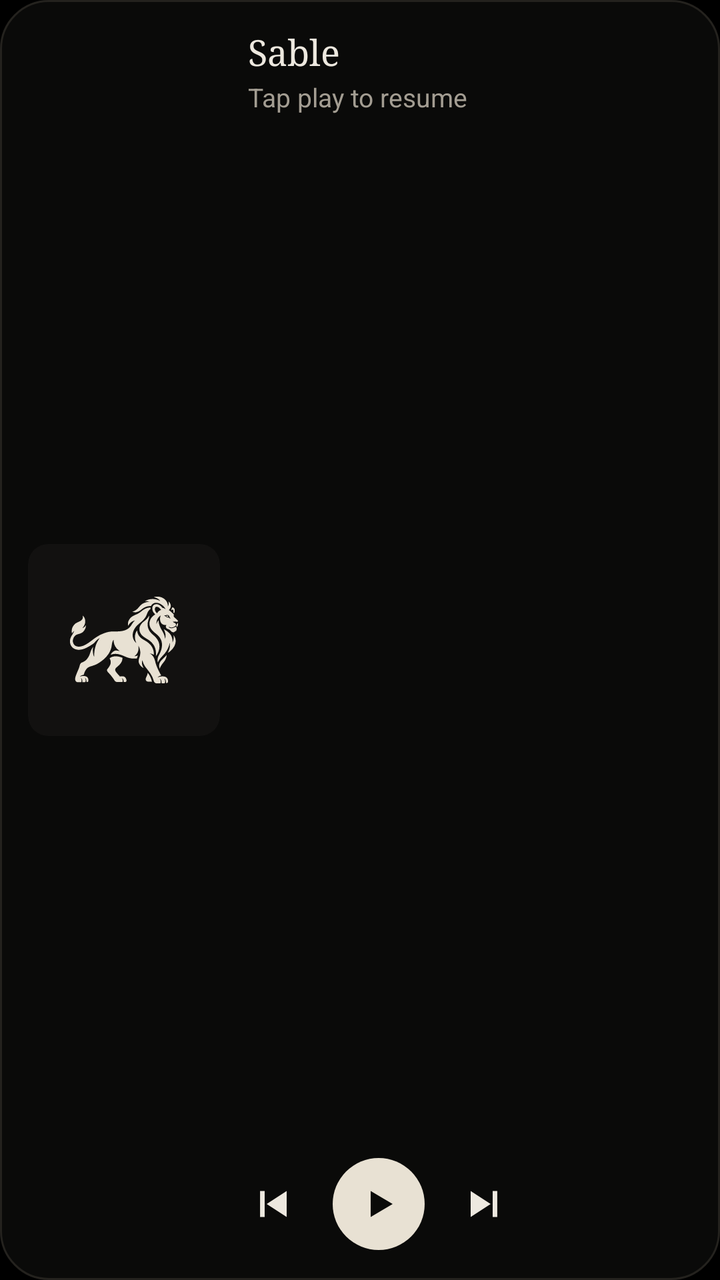
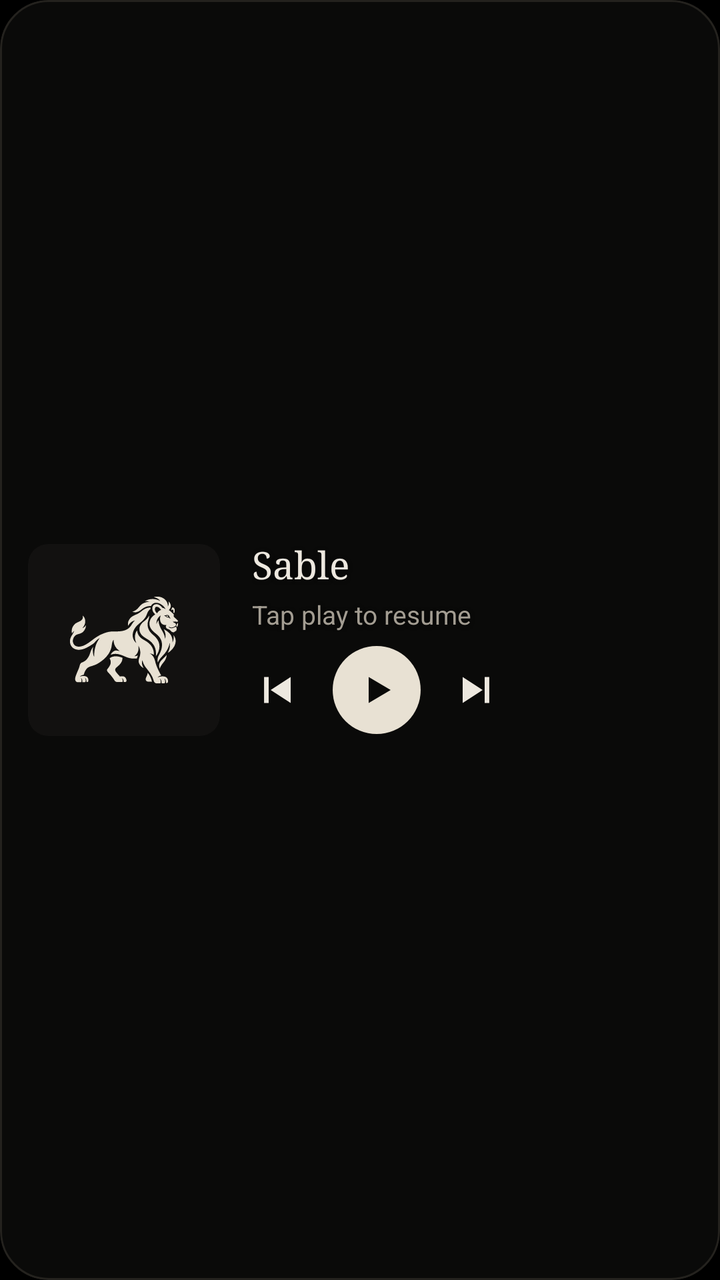

An Android layout rendered at two revisions. The XML below is the earlier revision; the diff shows what the commit changed to produce the second picture.
<!-- AndroidManifest.xml: application theme Theme.Sable -->
<!-- res/layout/widget_player_large.xml -->
<?xml version="1.0" encoding="utf-8"?>
<LinearLayout xmlns:android="http://schemas.android.com/apk/res/android"
    android:id="@+id/widget_root"
    android:layout_width="match_parent"
    android:layout_height="match_parent"
    android:background="@drawable/widget_bg"
    android:gravity="center_vertical"
    android:orientation="horizontal"
    android:padding="14dp">

    <FrameLayout
        android:id="@+id/widget_art_box"
        android:layout_width="96dp"
        android:layout_height="96dp"
        android:background="@drawable/widget_art_bg"
        android:clipToOutline="true">

        <ImageView
            android:id="@+id/widget_art"
            android:layout_width="match_parent"
            android:layout_height="match_parent"
            android:contentDescription="@null"
            android:scaleType="centerCrop" />

        <ImageView
            android:id="@+id/widget_lion"
            android:layout_width="match_parent"
            android:layout_height="match_parent"
            android:contentDescription="@null"
            android:scaleType="centerInside"
            android:src="@drawable/widget_lion"
            android:tint="@color/w_accent" />
    </FrameLayout>

    <LinearLayout
        android:layout_width="0dp"
        android:layout_height="match_parent"
        android:layout_weight="1"
        android:orientation="vertical"
        android:paddingStart="14dp">

        <LinearLayout
            android:id="@+id/widget_text"
            android:layout_width="match_parent"
            android:layout_height="0dp"
            android:layout_weight="1"
            android:gravity="top"
            android:orientation="vertical">

            <TextView
                android:id="@+id/widget_title"
                android:layout_width="match_parent"
                android:layout_height="wrap_content"
                android:ellipsize="end"
                android:fontFamily="serif"
                android:maxLines="2"
                android:text="@string/widget_idle_title"
                android:textColor="@color/w_text"
                android:textSize="18sp" />

            <TextView
                android:id="@+id/widget_artist"
                android:layout_width="match_parent"
                android:layout_height="wrap_content"
                android:layout_marginTop="2dp"
                android:ellipsize="end"
                android:maxLines="1"
                android:text="@string/widget_idle_artist"
                android:textColor="@color/w_text2"
                android:textSize="13sp" />
        </LinearLayout>

        <LinearLayout
            android:layout_width="wrap_content"
            android:layout_height="48dp"
            android:layout_marginStart="-10dp"
            android:gravity="center_vertical"
            android:orientation="horizontal">

            <ImageButton
                android:id="@+id/widget_prev"
                android:layout_width="44dp"
                android:layout_height="44dp"
                android:background="@null"
                android:contentDescription="@string/widget_prev"
                android:src="@drawable/ic_w_prev" />

            <ImageButton
                android:id="@+id/widget_play"
                android:layout_width="46dp"
                android:layout_height="46dp"
                android:layout_marginStart="8dp"
                android:layout_marginEnd="8dp"
                android:background="@drawable/widget_play_bg"
                android:contentDescription="@string/widget_play"
                android:src="@drawable/ic_w_play" />

            <ImageButton
                android:id="@+id/widget_next"
                android:layout_width="44dp"
                android:layout_height="44dp"
                android:background="@null"
                android:contentDescription="@string/widget_next"
                android:src="@drawable/ic_w_next" />
        </LinearLayout>
    </LinearLayout>
</LinearLayout>
<!-- resources referenced by this layout -->
<resources>
  <color name="w_accent">#FFE8E1D3</color>
  <color name="w_text">#FFEDE8DF</color>
  <color name="w_text2">#FFA39D92</color>
  <!-- drawable ic_w_next (drawable) -->
  <vector xmlns:android="http://schemas.android.com/apk/res/android" android:width="24dp" android:height="24dp" android:viewportWidth="24" android:viewportHeight="24">
      <path android:fillColor="@color/w_text" android:pathData="M5,5.5 L15,12 L5,18.5 Z M16,5.5 h2.3 v13 h-2.3 Z" />
  </vector>
  <!-- drawable ic_w_play (drawable) -->
  <vector xmlns:android="http://schemas.android.com/apk/res/android" android:width="24dp" android:height="24dp" android:viewportWidth="24" android:viewportHeight="24">
      <path android:fillColor="@color/w_on_accent" android:pathData="M8,5.5 L19,12 L8,18.5 Z" />
  </vector>
  <!-- drawable ic_w_prev (drawable) -->
  <vector xmlns:android="http://schemas.android.com/apk/res/android" android:width="24dp" android:height="24dp" android:viewportWidth="24" android:viewportHeight="24">
      <path android:fillColor="@color/w_text" android:pathData="M19,5.5 L9,12 L19,18.5 Z M5.7,5.5 h2.3 v13 h-2.3 Z" />
  </vector>
  <!-- drawable widget_art_bg (drawable) -->
  <?xml version="1.0" encoding="utf-8"?>
  <shape xmlns:android="http://schemas.android.com/apk/res/android" android:shape="rectangle">
      <solid android:color="@color/w_art" />
      <corners android:radius="10dp" />
  </shape>
  <!-- drawable widget_bg (drawable) -->
  <?xml version="1.0" encoding="utf-8"?>
  <shape xmlns:android="http://schemas.android.com/apk/res/android" android:shape="rectangle">
      <solid android:color="@color/w_card" />
      <stroke android:width="1dp" android:color="@color/w_line" />
      <corners android:radius="24dp" />
  </shape>
  <!-- drawable widget_lion (drawable) -->
  <?xml version="1.0" encoding="utf-8"?>
  <inset xmlns:android="http://schemas.android.com/apk/res/android"
      android:drawable="@drawable/lion_mark"
      android:inset="22%" />
  <!-- drawable widget_play_bg (drawable) -->
  <?xml version="1.0" encoding="utf-8"?>
  <shape xmlns:android="http://schemas.android.com/apk/res/android" android:shape="oval">
      <solid android:color="@color/w_accent" />
  </shape>
  <string name="widget_idle_artist">Tap play to resume</string>
  <string name="widget_idle_title">Sable</string>
  <string name="widget_next">Next song</string>
  <string name="widget_play">Play or pause</string>
  <string name="widget_prev">Previous song</string>
  <style name="Theme.Sable" parent="@android:style/Theme.Material.NoActionBar">
          <item name="android:windowBackground">#000000</item>
          <item name="android:colorBackground">#000000</item>
      </style>
  <color name="w_on_accent">#FF0A0A09</color>
  <color name="w_art">#FF121110</color>
  <color name="w_card">#FF0A0A09</color>
  <color name="w_line">#FF24221E</color>
  <!-- drawable lion_mark: vector/xml drawable (drawable, 28972 chars, omitted) -->
</resources>

<!-- the commit's change to res/layout/widget_player_large.xml (unified diff, before → after) -->
@@ -1,107 +1,143 @@
 <?xml version="1.0" encoding="utf-8"?>
-<LinearLayout xmlns:android="http://schemas.android.com/apk/res/android"
+<FrameLayout xmlns:android="http://schemas.android.com/apk/res/android"
     android:id="@+id/widget_root"
     android:layout_width="match_parent"
     android:layout_height="match_parent"
     android:background="@drawable/widget_bg"
-    android:gravity="center_vertical"
-    android:orientation="horizontal"
-    android:padding="14dp">
+    android:clipToOutline="true">
 
-    <FrameLayout
-        android:id="@+id/widget_art_box"
-        android:layout_width="96dp"
-        android:layout_height="96dp"
-        android:background="@drawable/widget_art_bg"
-        android:clipToOutline="true">
-
-        <ImageView
-            android:id="@+id/widget_art"
-            android:layout_width="match_parent"
-            android:layout_height="match_parent"
-            android:contentDescription="@null"
-            android:scaleType="centerCrop" />
-
-        <ImageView
-            android:id="@+id/widget_lion"
-            android:layout_width="match_parent"
-            android:layout_height="match_parent"
-            android:contentDescription="@null"
-            android:scaleType="centerInside"
-            android:src="@drawable/widget_lion"
-            android:tint="@color/w_accent" />
-    </FrameLayout>
+    <ImageView
+        android:id="@+id/widget_ambient"
+        android:layout_width="match_parent"
+        android:layout_height="match_parent"
+        android:contentDescription="@null"
+        android:scaleType="centerCrop"
+        android:visibility="gone" />
 
     <LinearLayout
-        android:layout_width="0dp"
+        android:layout_width="match_parent"
         android:layout_height="match_parent"
-        android:layout_weight="1"
-        android:orientation="vertical"
-        android:paddingStart="14dp">
+        android:gravity="center_vertical"
+        android:orientation="horizontal"
+        android:padding="14dp">
+
+        <FrameLayout
+            android:id="@+id/widget_art_box"
+            android:layout_width="96dp"
+            android:layout_height="96dp"
+            android:background="@drawable/widget_art_bg"
+            android:clipToOutline="true">
+
+            <ImageView
+                android:id="@+id/widget_art"
+                android:layout_width="match_parent"
+                android:layout_height="match_parent"
+                android:contentDescription="@null"
+                android:scaleType="centerCrop" />
+
+            <ImageView
+                android:id="@+id/widget_lion"
+                android:layout_width="match_parent"
+                android:layout_height="match_parent"
+                android:contentDescription="@null"
+                android:scaleType="centerInside"
+                android:src="@drawable/widget_lion"
+                android:tint="@color/w_accent" />
+        </FrameLayout>
 
         <LinearLayout
-            android:id="@+id/widget_text"
-            android:layout_width="match_parent"
-            android:layout_height="0dp"
+            android:id="@+id/widget_column"
+            android:layout_width="0dp"
+            android:layout_height="96dp"
             android:layout_weight="1"
-            android:gravity="top"
-            android:orientation="vertical">
+            android:orientation="vertical"
+            android:paddingStart="16dp">
 
-            <TextView
-                android:id="@+id/widget_title"
+            <LinearLayout
+                android:id="@+id/widget_text"
                 android:layout_width="match_parent"
-                android:layout_height="wrap_content"
-                android:ellipsize="end"
-                android:fontFamily="serif"
-                android:maxLines="2"
-                android:text="@string/widget_idle_title"
-                android:textColor="@color/w_text"
-                android:textSize="18sp" />
+                android:layout_height="0dp"
+                android:layout_weight="1"
+                android:gravity="top"
+                android:orientation="vertical">
 
-            <TextView
-                android:id="@+id/widget_artist"
-                android:layout_width="match_parent"
-                android:layout_height="wrap_content"
-                android:layout_marginTop="2dp"
-                android:ellipsize="end"
-                android:maxLines="1"
-                android:text="@string/widget_idle_artist"
-                android:textColor="@color/w_text2"
-                android:textSize="13sp" />
-        </LinearLayout>
+                <TextView
+                    android:shadowColor="#73000000"
+                    android:shadowDy="1"
+                    android:shadowRadius="6"
+                    android:id="@+id/widget_title"
+                    android:layout_width="match_parent"
+                    android:layout_height="wrap_content"
+                    android:ellipsize="end"
+                    android:fontFamily="serif"
+                    android:includeFontPadding="false"
+                    android:maxLines="2"
+                    android:text="@string/widget_idle_title"
+                    android:textColor="@color/w_text"
+                    android:textSize="19sp" />
 
-        <LinearLayout
-            android:layout_width="wrap_content"
-            android:layout_height="48dp"
-            android:layout_marginStart="-10dp"
-            android:gravity="center_vertical"
-            android:orientation="horizontal">
+                <TextView
+                    android:shadowColor="#73000000"
+                    android:shadowDy="1"
+                    android:shadowRadius="6"
+                    android:id="@+id/widget_artist"
+                    android:layout_width="match_parent"
+                    android:layout_height="wrap_content"
+                    android:layout_marginTop="4dp"
+                    android:ellipsize="end"
+                    android:maxLines="1"
+                    android:text="@string/widget_idle_artist"
+                    android:textColor="@color/w_text2"
+                    android:textSize="13sp" />
 
-            <ImageButton
-                android:id="@+id/widget_prev"
-                android:layout_width="44dp"
-                android:layout_height="44dp"
-                android:background="@null"
-                android:contentDescription="@string/widget_prev"
-                android:src="@drawable/ic_w_prev" />
+                <TextView
+                    android:shadowColor="#73000000"
+                    android:shadowDy="1"
+                    android:shadowRadius="6"
+                    android:id="@+id/widget_album"
+                    android:layout_width="match_parent"
+                    android:layout_height="wrap_content"
+                    android:layout_marginTop="1dp"
+                    android:ellipsize="end"
+                    android:maxLines="1"
+                    android:textColor="@color/w_text3"
+                    android:textSize="12sp"
+                    android:visibility="gone" />
+            </LinearLayout>
 
-            <ImageButton
-                android:id="@+id/widget_play"
-                android:layout_width="46dp"
+            <LinearLayout
+                android:layout_width="wrap_content"
                 android:layout_height="46dp"
-                android:layout_marginStart="8dp"
-                android:layout_marginEnd="8dp"
-                android:background="@drawable/widget_play_bg"
-                android:contentDescription="@string/widget_play"
-                android:src="@drawable/ic_w_play" />
+                android:layout_marginStart="-10dp"
+                android:gravity="center_vertical"
+                android:orientation="horizontal">
 
-            <ImageButton
-                android:id="@+id/widget_next"
-                android:layout_width="44dp"
-                android:layout_height="44dp"
-                android:background="@null"
-                android:contentDescription="@string/widget_next"
-                android:src="@drawable/ic_w_next" />
+                <ImageButton
+                    android:id="@+id/widget_prev"
+                    android:layout_width="44dp"
+                    android:layout_height="44dp"
+                    android:background="@null"
+                    android:contentDescription="@string/widget_prev"
+                    android:src="@drawable/ic_w_prev" />
+
+                <ImageButton
+                    android:id="@+id/widget_play"
+                    android:layout_width="44dp"
+                    android:layout_height="44dp"
+                    android:layout_marginStart="6dp"
+                    android:layout_marginEnd="6dp"
+                    android:background="@drawable/widget_play_bg"
+                    android:contentDescription="@string/widget_play"
+                    android:src="@drawable/ic_w_play" />
+
+                <ImageButton
+                    android:id="@+id/widget_next"
+                    android:layout_width="44dp"
+                    android:layout_height="44dp"
+                    android:background="@null"
+                    android:contentDescription="@string/widget_next"
+                    android:src="@drawable/ic_w_next" />
+            </LinearLayout>
         </LinearLayout>
     </LinearLayout>
-</LinearLayout>
+</FrameLayout>
<!-- resource entries referenced after the edit -->
@@ -3,6 +3,7 @@
   <color name="w_accent">#FFE8E1D3</color>
   <color name="w_text">#FFEDE8DF</color>
   <color name="w_text2">#FFA39D92</color>
+  <color name="w_text3">#FF7A756C</color>
   <!-- drawable ic_w_next (drawable) -->
   <vector xmlns:android="http://schemas.android.com/apk/res/android" android:width="24dp" android:height="24dp" android:viewportWidth="24" android:viewportHeight="24">
       <path android:fillColor="@color/w_text" android:pathData="M5,5.5 L15,12 L5,18.5 Z M16,5.5 h2.3 v13 h-2.3 Z" />
